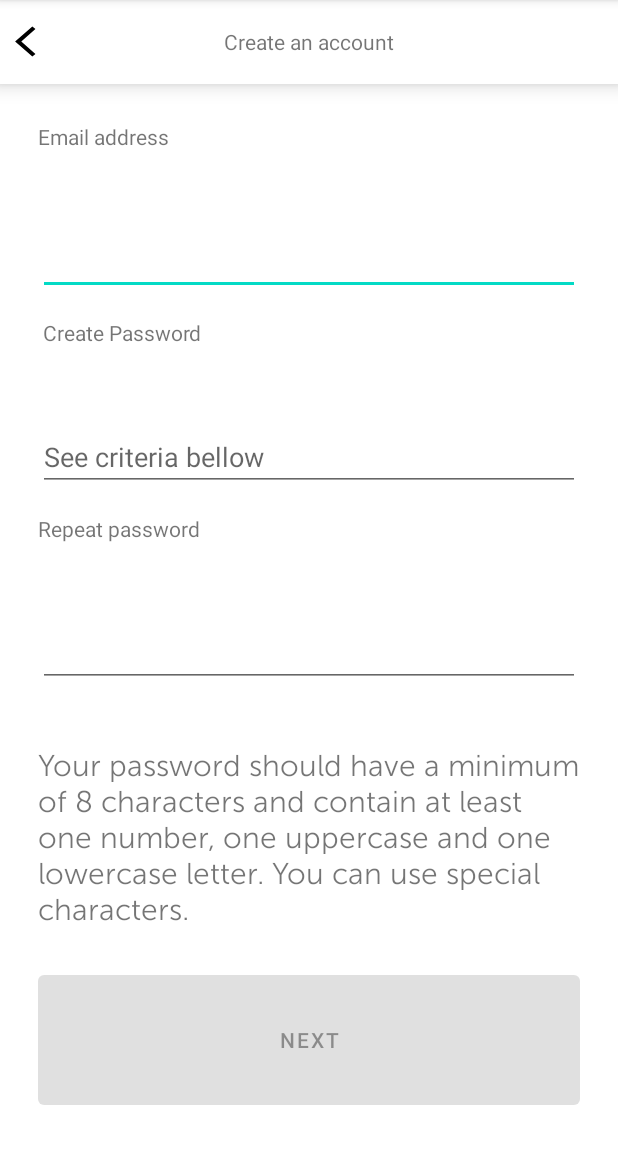
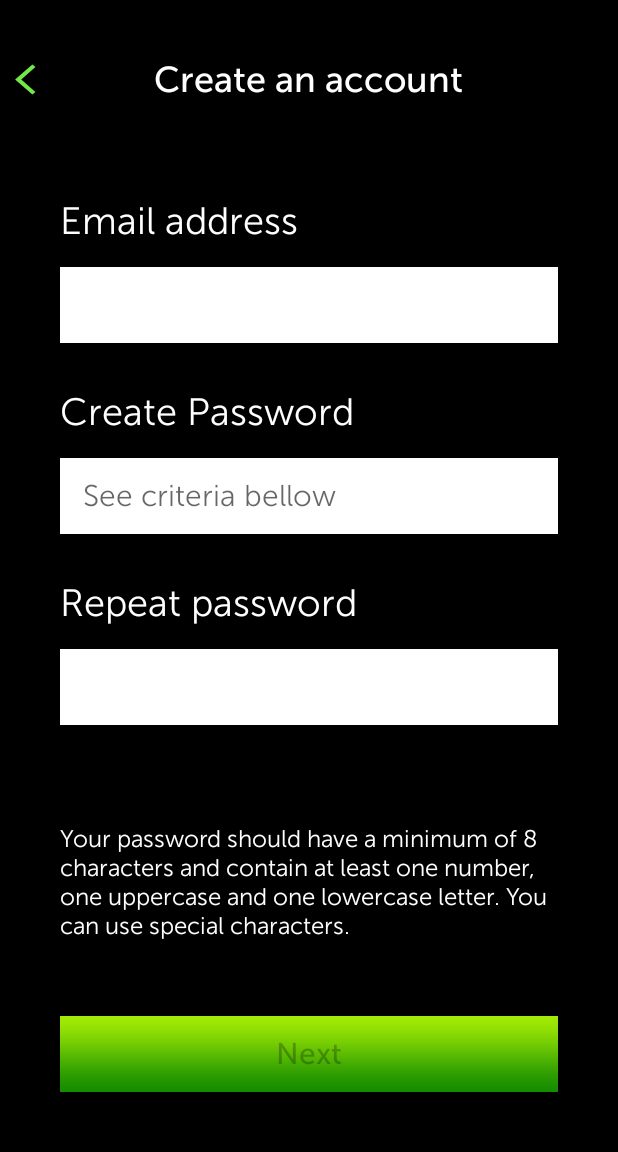
Before and after one commit to dalvamot/GreenFlag, an Android app: the SignUp screen opened directly, with no data from a screen before it, on a phone screen of 412 x 824 dp, the part 84-1236 px from its top. Run offline under Robolectric (Android 15) with nearby library versions, the phone set to English and light mode, and no system bars.

Commit message:
Updates on the UI

```diff
--- a/app/src/main/res/drawable/back_arrow_foreground.xml
+++ b/app/src/main/res/drawable/back_arrow_foreground.xml
@@ -3,10 +3,9 @@
     android:height="108dp"
     android:viewportWidth="108"
     android:viewportHeight="108"
-    android:tint="#000000"
+    android:tint="#73E947"
     android:autoMirrored="true">
-  <group
-      android:scaleX="2.61"
+  <group android:scaleX="2.61"
       android:scaleY="2.61"
       android:translateX="22.68"
       android:translateY="22.68">
--- a/app/src/main/res/layout/activity_main.xml
+++ b/app/src/main/res/layout/activity_main.xml
@@ -11,7 +11,7 @@
         android:id="@+id/textView2"
         android:layout_width="wrap_content"
         android:layout_height="wrap_content"
-        android:fontFamily="@font/museosans_300"
+        android:fontFamily="@font/museosans_500"
         android:paddingLeft="70dp"
         android:paddingRight="70dp"
         android:text="@string/First_ativity"
@@ -35,7 +35,7 @@
         android:layout_marginBottom="45dp"
         android:background="@drawable/gradient_button_background"
         android:fontFamily="@font/museosans_500"
-        android:text="Create an account"
+        android:text="@string/create_an_account"
         android:textAllCaps="false"
         android:textSize="20sp"
         app:layout_constraintBottom_toBottomOf="parent"
@@ -49,9 +49,58 @@
         android:layout_height="91dp"
         android:layout_marginTop="56dp"
         app:layout_constraintEnd_toEndOf="parent"
-        app:layout_constraintHorizontal_bias="0.495"
+        app:layout_constraintHorizontal_bias="0.496"
         app:layout_constraintStart_toStartOf="parent"
         app:layout_constraintTop_toTopOf="parent"
-        app:srcCompat="@drawable/logo_green_flag" />
+        app:srcCompat="@drawable/logo_green_flag"
+        android:contentDescription="@string/logo" />
+
+    <TextView
+        android:id="@+id/textView5"
+        android:layout_width="wrap_content"
+        android:layout_height="wrap_content"
+        android:layout_marginTop="20dp"
+        android:drawablePadding="10dp"
+        android:fontFamily="@font/museosans_300"
+        android:text="@string/car_health_updates"
+        android:textColor="#FFFFFF"
+        android:textSize="18sp"
+        app:layout_constraintEnd_toEndOf="parent"
+        app:layout_constraintHorizontal_bias="0.339"
+        app:layout_constraintStart_toStartOf="parent"
+        app:layout_constraintTop_toBottomOf="@+id/textView2"
+        app:drawableLeftCompat="@drawable/tick" />
+
+    <TextView
+        android:id="@+id/textView7"
+        android:layout_width="wrap_content"
+        android:layout_height="wrap_content"
+        android:layout_marginTop="10dp"
+        android:drawablePadding="10dp"
+        android:fontFamily="@font/museosans_300"
+        android:text="@string/recuest_a_rescue_online"
+        android:textColor="#FFFFFF"
+        android:textSize="18sp"
+        app:layout_constraintEnd_toEndOf="parent"
+        app:layout_constraintHorizontal_bias="0.412"
+        app:layout_constraintStart_toStartOf="parent"
+        app:layout_constraintTop_toBottomOf="@+id/textView5"
+        app:drawableLeftCompat="@drawable/tick" />
+
+    <TextView
+        android:id="@+id/textView8"
+        android:layout_width="wrap_content"
+        android:layout_height="wrap_content"
+        android:layout_marginTop="10dp"
+        android:drawablePadding="10dp"
+        android:fontFamily="@font/museosans_300"
+        android:text="@string/policy_information"
+        android:textColor="#FFFFFF"
+        android:textSize="18sp"
+        app:layout_constraintEnd_toEndOf="parent"
+        app:layout_constraintHorizontal_bias="0.331"
+        app:layout_constraintStart_toStartOf="parent"
+        app:layout_constraintTop_toBottomOf="@+id/textView7"
+        app:drawableLeftCompat="@drawable/tick" />
 
 </androidx.constraintlayout.widget.ConstraintLayout>
--- a/app/src/main/res/layout/activity_sign_up.xml
+++ b/app/src/main/res/layout/activity_sign_up.xml
@@ -1,16 +1,18 @@
 <?xml version="1.0" encoding="utf-8"?>
 <LinearLayout xmlns:android="http://schemas.android.com/apk/res/android"
-    xmlns:app="http://schemas.android.com/apk/res-auto"
     xmlns:tools="http://schemas.android.com/tools"
     android:layout_width="match_parent"
     android:layout_height="match_parent"
+    android:background="#000000"
     tools:context=".MainActivity"
     android:orientation="vertical">
 
 
     <com.google.android.material.bottomnavigation.BottomNavigationView
         android:layout_width="match_parent"
-        android:layout_height="wrap_content">
+        android:layout_height="wrap_content"
+        android:layout_weight="1"
+        android:background="#000000">
 
         <ImageButton
             android:id="@+id/back_Button"
@@ -18,14 +20,18 @@
             android:layout_height="42dp"
             android:layout_gravity="center|start"
             android:background="@android:color/transparent"
-            android:foreground="@drawable/back_arrow_foreground" />
+            android:foreground="@drawable/back_arrow_foreground"
+            android:contentDescription="@string/todo" />
 
         <TextView
             android:id="@+id/title_textView"
             android:layout_width="wrap_content"
             android:layout_height="wrap_content"
             android:layout_gravity="center"
-            android:text="Create an account"/>
+            android:fontFamily="@font/museosans_500"
+            android:text="@string/create_an_account"
+            android:textColor="#FFFFFF"
+            android:textSize="24sp" />
 
     </com.google.android.material.bottomnavigation.BottomNavigationView>
 
@@ -33,104 +39,148 @@
         android:id="@+id/textView"
         android:layout_width="wrap_content"
         android:layout_height="wrap_content"
-        android:text="Email address"
-        android:layout_marginStart="25dp"
-        android:layout_marginEnd="25dp"
-        android:layout_marginTop="25dp"/>
+        android:layout_marginStart="40dp"
+        android:layout_marginTop="25dp"
+        android:layout_marginEnd="40dp"
+        android:layout_marginBottom="15dp"
+        android:fontFamily="@font/museosans_300"
+        android:text="@string/email_address"
+        android:textColor="#FFFFFF"
+        android:textSize="25sp" />
 
     <EditText
         android:id="@+id/email_editText"
         android:layout_width="match_parent"
-        android:layout_height="wrap_content"
-        android:layout_marginStart="25dp"
-        android:layout_marginEnd="25dp"
+        android:layout_height="0dp"
+        android:layout_marginStart="40dp"
+        android:layout_marginEnd="40dp"
         android:layout_marginBottom="15dp"
         android:layout_weight="1"
+        android:background="#FFFFFF"
         android:ems="10"
-        android:gravity="bottom"
-        android:inputType="textPersonName" />
+        android:fontFamily="@font/museosans_300"
+        android:inputType="textEmailAddress"
+        android:paddingStart="15dp"
+        android:paddingEnd="15dp"
+        android:textAlignment="viewStart"
+        android:textSize="20sp"
+        android:importantForAutofill="no"
+        tools:ignore="LabelFor" />
 
     <TextView
         android:id="@+id/emailError_textView"
         android:layout_width="wrap_content"
         android:layout_height="wrap_content"
-        android:text="TextView"
+        android:text=""
+        android:fontFamily="@font/museosans_300"
+        android:textColor="#FFFFFF"
+        android:textSize="18sp"
         android:visibility="gone"
         android:layout_weight="1"
-        android:layout_marginStart="25dp"
-        android:layout_marginEnd="25dp"/>
+        android:layout_marginStart="40dp"
+        android:layout_marginEnd="40dp"/>
 
     <TextView
         android:id="@+id/textView3"
         android:layout_width="wrap_content"
         android:layout_height="wrap_content"
-        android:text=" Create Password"
-
-        android:layout_marginStart="25dp"
-        android:layout_marginEnd="25dp"/>
+        android:layout_marginStart="40dp"
+        android:layout_marginTop="15dp"
+        android:layout_marginEnd="40dp"
+        android:layout_marginBottom="15dp"
+        android:fontFamily="@font/museosans_300"
+        android:text="@string/create_password"
+        android:textColor="#FFFFFF"
+        android:textSize="25sp" />
 
     <EditText
         android:id="@+id/password_editText"
         android:layout_width="match_parent"
-        android:layout_height="wrap_content"
-        android:layout_marginStart="25dp"
-        android:layout_marginEnd="25dp"
+        android:layout_height="0dp"
+        android:layout_marginStart="40dp"
+        android:layout_marginEnd="40dp"
         android:layout_marginBottom="15dp"
         android:layout_weight="1"
+        android:background="#FFFFFF"
         android:ems="10"
-        android:gravity="bottom"
-        android:hint="See criteria bellow"
-        android:inputType="textPassword" />
+        android:fontFamily="@font/museosans_300"
+        android:hint="@string/see_criteria_bellow"
+        android:inputType="textPassword"
+        android:paddingStart="15dp"
+        android:paddingEnd="15dp"
+        android:textAlignment="viewStart"
+        android:textAllCaps="false"
+        android:textSize="20sp"
+        android:autofillHints="" />
 
     <TextView
         android:id="@+id/textView4"
         android:layout_width="wrap_content"
         android:layout_height="wrap_content"
-        android:text="Repeat password"
-        android:layout_marginStart="25dp"
-        android:layout_marginEnd="25dp"/>
+        android:layout_marginStart="40dp"
+        android:layout_marginEnd="40dp"
+        android:layout_marginTop="15dp"
+        android:layout_marginBottom="15dp"
+        android:fontFamily="@font/museosans_300"
+        android:text="@string/repeat_password"
+        android:textColor="#FFFFFF"
+        android:textSize="25sp" />
 
     <EditText
         android:id="@+id/confirmPassword_editText"
         android:layout_width="match_parent"
-        android:layout_height="wrap_content"
-        android:layout_marginStart="25dp"
-        android:layout_marginEnd="25dp"
+        android:layout_height="0dp"
+        android:layout_marginStart="40dp"
+        android:layout_marginEnd="40dp"
         android:layout_marginBottom="15dp"
         android:layout_weight="1"
+        android:background="#FFFFFF"
         android:ems="10"
-        android:gravity="bottom"
-        android:inputType="textPassword" />
+        android:fontFamily="@font/museosans_300"
+        android:inputType="textPassword"
+        android:paddingStart="15dp"
+        android:paddingEnd="15dp"
+        android:textAlignment="viewStart"
+        android:textSize="20sp"
+        android:autofillHints="" />
 
     <TextView
         android:id="@+id/passwordError_textView"
         android:layout_width="wrap_content"
         android:layout_height="wrap_content"
-        android:text="TextView"
+        android:text=""
+        android:fontFamily="@font/museosans_300"
+        android:textColor="#FFFFFF"
+        android:textSize="18sp"
         android:visibility="gone"
         android:layout_weight="1"
-        android:layout_marginStart="25dp"
-        android:layout_marginEnd="25dp"/>
+        android:layout_marginStart="40dp"
+        android:layout_marginEnd="40dp"/>
 
     <TextView
         android:id="@+id/textView6"
         android:layout_width="wrap_content"
         android:layout_height="wrap_content"
-        android:layout_marginStart="25dp"
-        android:layout_marginEnd="25dp"
-        android:layout_weight="1"
+        android:layout_marginStart="40dp"
+        android:layout_marginEnd="40dp"
+        android:layout_weight="2"
         android:fontFamily="@font/museosans_300"
         android:gravity="fill_vertical"
         android:text="@string/password_requirements_text"
-        android:textSize="20sp" />
+        android:textColor="#FFFFFF"
+        android:textSize="16sp" />
 
-    <Button
+    <androidx.appcompat.widget.AppCompatButton
         android:id="@+id/next_button"
         android:layout_width="match_parent"
-        android:layout_height="wrap_content"
+        android:layout_height="0dp"
+        android:layout_marginStart="40dp"
+        android:layout_marginEnd="40dp"
+        android:layout_marginBottom="40dp"
         android:layout_weight="1"
-        android:layout_marginStart="25dp"
-        android:layout_marginEnd="25dp"
-        android:layout_marginBottom="25dp"
-        android:text="Next" />
+        android:background="@drawable/gradient_button_background"
+        android:fontFamily="@font/museosans_500"
+        android:text="@string/next"
+        android:textAllCaps="false"
+        android:textSize="20sp" />
 </LinearLayout>
--- a/app/src/main/res/values/strings.xml
+++ b/app/src/main/res/values/strings.xml
@@ -6,5 +6,16 @@
     <string name="password_invalid_error">One of the passwords you entered wasn\'t valid</string>
     <string name="notEmail_error">The email you entered is not a valid email address</string>
     <string name="First_ativity">GreenFlag customers can create an account to access</string>
+    <string name="car_health_updates">Car health updates</string>
+    <string name="recuest_a_rescue_online">Recuest a rescue online</string>
+    <string name="policy_information">Policy information</string>
+    <string name="todo">TODO</string>
+    <string name="create_an_account">Create an account</string>
+    <string name="email_address">Email address</string>
+    <string name="create_password">Create Password</string>
+    <string name="see_criteria_bellow">See criteria bellow</string>
+    <string name="repeat_password">Repeat password</string>
+    <string name="next">Next</string>
+    <string name="logo">logo</string>
 
 </resources>
```
Also changed, not shown: app/src/main/back_arrow-playstore.png, app/src/main/res/drawable-xhdpi/cross.png (added), app/src/main/res/drawable-xhdpi/tick.png (added), app/src/main/res/mipmap-hdpi/back_arrow.png (deleted), app/src/main/res/mipmap-hdpi/back_arrow_round.png (deleted), app/src/main/res/mipmap-mdpi/back_arrow.png (deleted), app/src/main/res/mipmap-mdpi/back_arrow_round.png (deleted), app/src/main/res/mipmap-xhdpi/back_arrow.png (deleted), app/src/main/res/mipmap-xhdpi/back_arrow_round.png (deleted), app/src/main/res/mipmap-xxhdpi/back_arrow.png (deleted), app/src/main/res/mipmap-xxhdpi/back_arrow_round.png (deleted), app/src/main/res/mipmap-xxxhdpi/back_arrow.png (deleted), app/src/main/res/mipmap-xxxhdpi/back_arrow_round.png (deleted).
